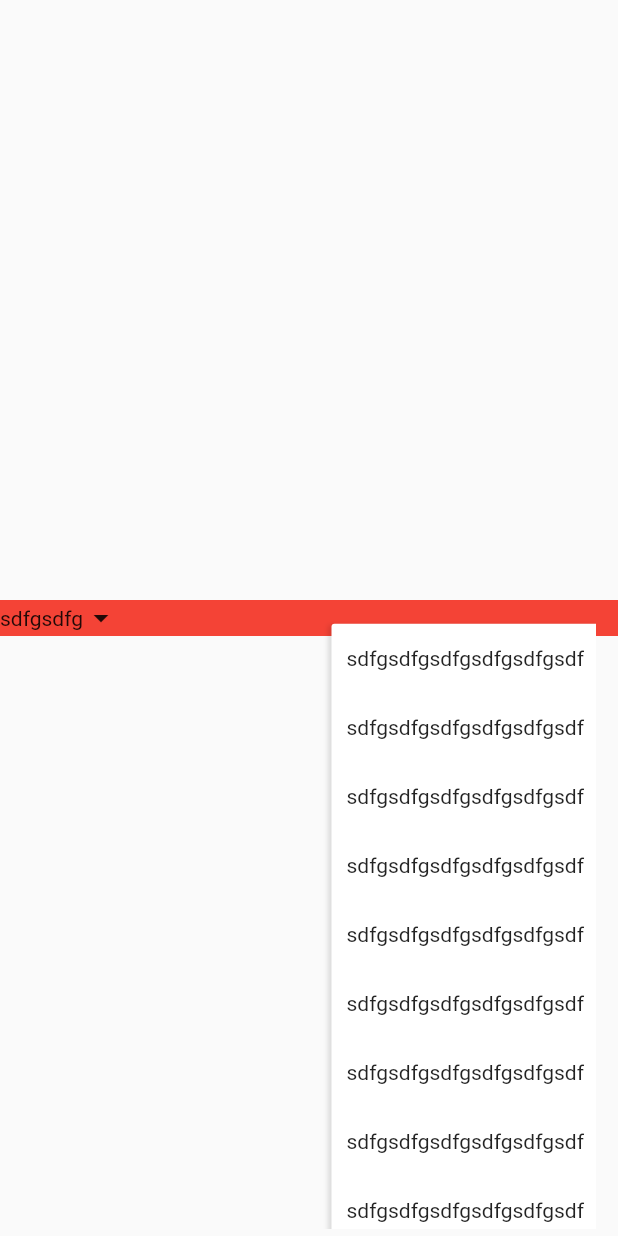
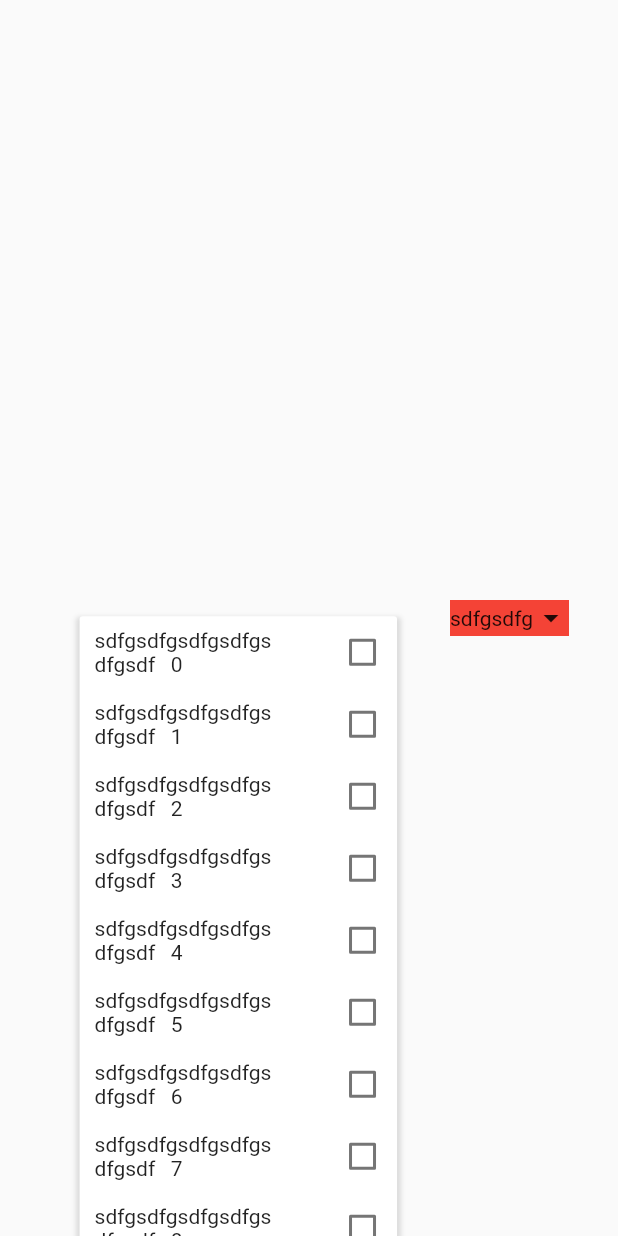
Before and after one commit to Eddie66six/g2x_popup_menu_multiselect, a Flutter app: the screen it shows after launch, after a tap on "sdfgsdfg", on a phone screen of 412 x 824 dp. Run offline on Flutter 3.47's test engine with Material 2 defaults, Android fonts, the phone set to English and light mode, and no system bars.

Commit message:
bug fix position

```diff
--- a/example/lib/main.dart
+++ b/example/lib/main.dart
@@ -28,7 +28,10 @@ class MyHomePage extends StatelessWidget {
   Widget build(BuildContext context) {
     return Scaffold(
        body: Center(
-         child: Container(
+         child: Row(
+           children: [
+             SizedBox(width: 300,),
+             Container(
                color: Colors.red,
                child: G2xPopupMenuMultiSelect(
                  onSelected: (_){},
@@ -37,6 +40,7 @@ class MyHomePage extends StatelessWidget {
                    "sdfgsdfgsdfgsdfgsdfgsdf   " + index.toString()
                  )),
                  child: Row(
+                   mainAxisSize: MainAxisSize.min,
                    children: [
                      Text("sdfgsdfg"),
                      Icon(Icons.arrow_drop_down)
@@ -44,6 +48,8 @@ class MyHomePage extends StatelessWidget {
                  ),
                ),
              ),
+           ],
+         ),
        ),
     );
   }
--- a/lib/g2x_popup_menu_multiselect.dart
+++ b/lib/g2x_popup_menu_multiselect.dart
@@ -149,7 +149,6 @@ class __G2xPopupMenuMultiSelectContainerState extends State<_G2xPopupMenuMultiSe
         color: Colors.transparent,
         height: MediaQuery.of(context).size.height,
         width: MediaQuery.of(context).size.width,
-        padding: EdgeInsets.symmetric(vertical: 5, horizontal: 15),
         child: Stack(
           children: [
             Positioned(
@@ -172,7 +171,7 @@ class __G2xPopupMenuMultiSelectContainerState extends State<_G2xPopupMenuMultiSe
                   ),
                   child: SizedBox(
                     height: widget.maxHeight,
-                    width: MediaQuery.of(context).size.width,
+                    //width: MediaQuery.of(context).size.width,
                     child: SingleChildScrollView(
                       child: Column(
                         mainAxisSize: MainAxisSize.min,
@@ -187,10 +186,12 @@ class __G2xPopupMenuMultiSelectContainerState extends State<_G2xPopupMenuMultiSe
                                 mainAxisSize: MainAxisSize.max,
                                 mainAxisAlignment: MainAxisAlignment.spaceBetween,
                                 children: [
-                                  SizedBox(
-                                    width: widthLargerText,
+                                  Container(
+                                    width: widthLargerText > MediaQuery.of(context).size.width * 0.3 ?
+                                     MediaQuery.of(context).size.width * 0.3 :
+                                     widthLargerText,
                                     child: Text(newList[index].text)),
-                                  SizedBox(width: 50),
+                                  SizedBox(width: 40),
                                   SizedBox(
                                     height: 30,
                                     width: 30,
```
Lines whose indentation alone changed are shown as unchanged.
